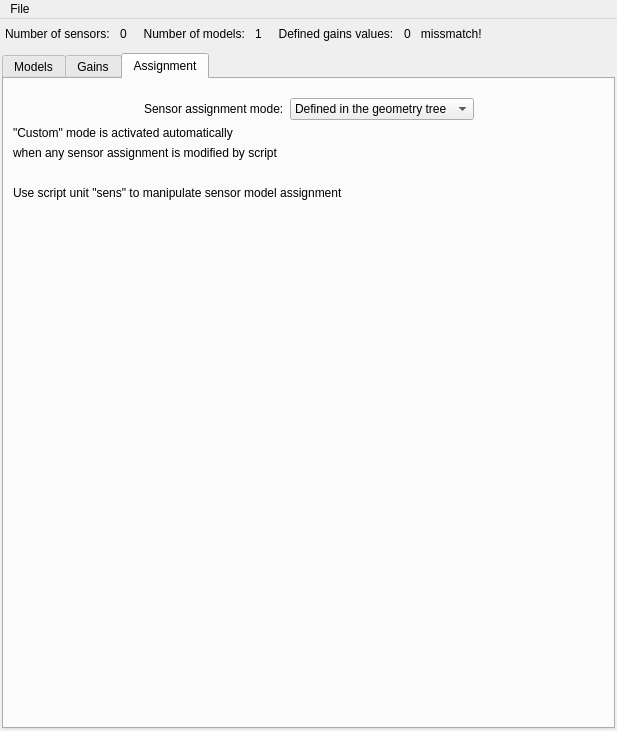
Above: ants3bundle/src/ants3/gui/photsim/asensorwindow.ui from andrmor/ANTS3bundle before the change. Below: the same form after it.
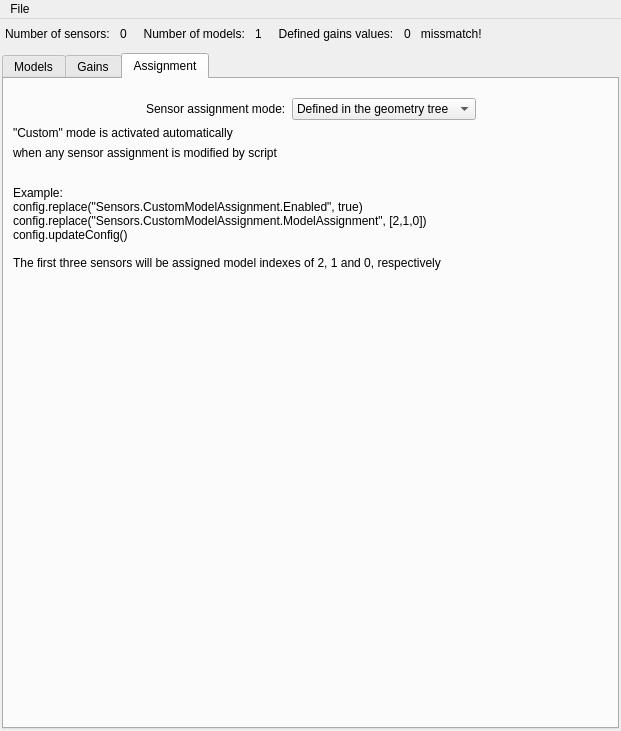
That is the form after the change. The open tabs and pages were chosen to show the change.

Commit message: fix handling of custom sensor model indexes

Patch:
```diff
--- a/ants3bundle/src/ants3/gui/photsim/asensorwindow.ui
+++ b/ants3bundle/src/ants3/gui/photsim/asensorwindow.ui
@@ -6,7 +6,7 @@
    <rect>
     <x>0</x>
     <y>0</y>
-    <width>617</width>
+    <width>621</width>
     <height>731</height>
    </rect>
   </property>
@@ -2135,7 +2135,12 @@
         <item>
          <widget class="QLabel" name="labHelpAssignment">
           <property name="text">
-           <string>Use script unit &quot;sens&quot; to manipulate sensor model assignment</string>
+           <string>Example:
+config.replace(&quot;Sensors.CustomModelAssignment.Enabled&quot;, true)
+config.replace(&quot;Sensors.CustomModelAssignment.ModelAssignment&quot;, [2,1,0])
+config.updateConfig()
+
+The first three sensors will be assigned model indexes of 2, 1 and 0, respectively</string>
           </property>
          </widget>
         </item>
@@ -2163,7 +2168,7 @@
     <rect>
      <x>0</x>
      <y>0</y>
-     <width>617</width>
+     <width>621</width>
      <height>22</height>
     </rect>
    </property>
```
The commit also changes 6 other files.
